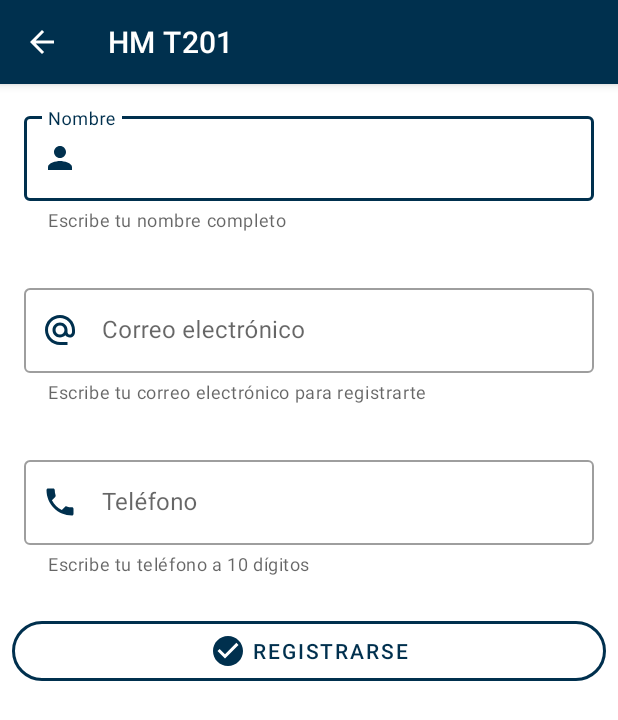
After one commit to zavaletadev/t201-dapps, an Android app: the ValidacionesActivity screen opened directly, with no data from a screen before it, on a phone screen of 412 x 824 dp. The commit adds this screen. Shown: the top 720 px of the screen. Run offline under Robolectric (Android 15) with nearby library versions, the phone set to English and light mode, and no system bars.

Commit message:
Validaciones con TextInputLayout y TextWatcher

```diff
--- a/app/src/main/AndroidManifest.xml
+++ b/app/src/main/AndroidManifest.xml
@@ -9,6 +9,9 @@
         android:roundIcon="@mipmap/ic_launcher_round"
         android:supportsRtl="true"
         android:theme="@style/Theme.HolaMundo">
+        <activity
+            android:name=".ValidacionesActivity"
+            android:exported="false" />
         <activity
             android:name=".ContenedorFragmentosActivity"
             android:exported="false" />
--- a/app/src/main/java/mx/edu/uteq/dapps/holamundo/MenuActivity.java
+++ b/app/src/main/java/mx/edu/uteq/dapps/holamundo/MenuActivity.java
@@ -22,6 +22,7 @@ public class MenuActivity extends AppCompatActivity {
     private Button btnEstilosBoton;
     private Button btnControlesSel;
     private Button btnFragmentos;
+    private Button btnValidaciones;
 
     @Override
     protected void onCreate(Bundle savedInstanceState) {
@@ -42,6 +43,7 @@ public class MenuActivity extends AppCompatActivity {
         btnEstilosBoton = findViewById(R.id.btn_estilosboton);
         btnControlesSel = findViewById(R.id.btn_controles_sel);
         btnFragmentos = findViewById(R.id.btn_fragmentos);
+        btnValidaciones = findViewById(R.id.btn_validaciones);
         /*
         Programamos el evento click del boton con id "btn_ej1"
         El evento click utiliza el método seOnClickListener y pasamos
@@ -182,5 +184,15 @@ public class MenuActivity extends AppCompatActivity {
             }
         });
 
+        //Funcione Lambda
+        btnValidaciones.setOnClickListener(view -> {
+            startActivity(
+                    new Intent(
+                            MenuActivity.this,
+                            ValidacionesActivity.class
+                    )
+            );
+        });
+
     } // termina oncreate
 } // termina la clase
--- /dev/null
+++ b/app/src/main/java/mx/edu/uteq/dapps/holamundo/ValidacionesActivity.java
@@ -0,0 +1,119 @@
+package mx.edu.uteq.dapps.holamundo;
+
+import androidx.annotation.NonNull;
+import androidx.appcompat.app.ActionBar;
+import androidx.appcompat.app.AppCompatActivity;
+import android.os.Bundle;
+import android.text.Editable;
+import android.text.TextWatcher;
+import android.view.MenuItem;
+import android.widget.Toast;
+
+import mx.edu.uteq.dapps.holamundo.databinding.ActivityValidacionesBinding;
+
+public class ValidacionesActivity extends AppCompatActivity {
+
+    private ActionBar actionBar;
+
+    /*
+    Podemos realizar una vinculación automática de los elementos de la vista
+    con los componentes del controlador
+    utilizando la librería ViewBinding
+
+    Para ello debemos activarla en la configuración del proyecto
+
+    ViewBinding se activa desde el archivo app.gradle
+
+    Binding genera una clase intermediaria entre el Controlador y la vista
+    con el nombre:
+    Activity/Fragment{NOMBRE_CLASE}Binding
+    Ejem:
+    FragmentInicioBinding
+    ActivityValidacionesBinding
+     */
+    private ActivityValidacionesBinding binding;
+
+    @Override
+    protected void onCreate(Bundle savedInstanceState) {
+        super.onCreate(savedInstanceState);
+        /*
+        Indicamos que vamos a mostrar la vista que binding
+        interprete a partir del contexto
+         */
+        binding = ActivityValidacionesBinding.inflate(getLayoutInflater());
+        setContentView(binding.getRoot());
+
+        actionBar = getSupportActionBar();
+
+        if (actionBar != null) {
+            actionBar.setDisplayHomeAsUpEnabled(true);
+        }
+
+        /*
+        Usando viewBinding YA NO ES NECESARIO LIGAR LOS COMPONENTES
+        mediante findViewById
+
+        Binding permite invocar el identificador del elemento de la vista
+         desde el controlador utilizando la definicón del ID convirtiendolo
+         a notación camello
+         VISTA              CONTROLADOR
+         btn_registro       binding.btnRegistro
+         til_nombre         binding.tilNombre
+         tiet_email         binding.tietEmail
+         */
+
+        /*
+        Validamos lo que se va escribiendo en el campo de nombre
+         */
+        binding.tietNombre.addTextChangedListener(new TextWatcher() {
+            @Override
+            public void beforeTextChanged(CharSequence charSequence, int i, int i1, int i2) { }
+            @Override
+            public void onTextChanged(CharSequence charSequence, int i, int i1, int i2) { }
+            @Override
+            public void afterTextChanged(Editable editable) {
+                /* Este método se ejecuta cada que se escribr algo */
+                validarNombre(editable.toString());
+            }
+        });
+
+        /*
+        Click del botón Registrarse
+         */
+        binding.mbValidar.setOnClickListener(view -> {
+            /*
+            Validamos a nombre
+             */
+            validarNombre(binding.tietNombre.getText().toString());
+        });
+
+    }
+
+    public boolean validarNombre(String texto) {
+        /*
+        Si el texto es menor a 5 caracteres, el nombre es inválido
+         */
+        if (texto.trim().length() < 8) {
+            // Mostramos el error en el TextInputLayout
+            binding.tilNombre.setError("Nombre inválido, agrega un nombre de 8 letras como mínimo");
+            //Quitamos el icono de error
+            binding.tilNombre.setErrorIconDrawable(null);
+            return false;
+        }
+
+        else {
+            binding.tilNombre.setErrorEnabled(false);
+            return true;
+        }
+    }
+
+    @Override
+    public boolean onOptionsItemSelected(@NonNull MenuItem item) {
+
+        if (item.getItemId() == android.R.id.home) {
+            finish();
+            return true;
+        }
+        return super.onOptionsItemSelected(item);
+    }
+}
--- /dev/null
+++ b/app/src/main/res/drawable/ic_alternate_email.xml
@@ -0,0 +1,10 @@
+<vector xmlns:android="http://schemas.android.com/apk/res/android"
+    android:width="24dp"
+    android:height="24dp"
+    android:viewportWidth="24"
+    android:viewportHeight="24"
+    android:tint="?attr/colorControlNormal">
+  <path
+      android:fillColor="@android:color/white"
+      android:pathData="M12,2C6.48,2 2,6.48 2,12s4.48,10 10,10h5v-2h-5c-4.34,0 -8,-3.66 -8,-8s3.66,-8 8,-8 8,3.66 8,8v1.43c0,0.79 -0.71,1.57 -1.5,1.57s-1.5,-0.78 -1.5,-1.57L17,12c0,-2.76 -2.24,-5 -5,-5s-5,2.24 -5,5 2.24,5 5,5c1.38,0 2.64,-0.56 3.54,-1.47 0.65,0.89 1.77,1.47 2.96,1.47 1.97,0 3.5,-1.6 3.5,-3.57L22,12c0,-5.52 -4.48,-10 -10,-10zM12,15c-1.66,0 -3,-1.34 -3,-3s1.34,-3 3,-3 3,1.34 3,3 -1.34,3 -3,3z"/>
+</vector>
--- /dev/null
+++ b/app/src/main/res/drawable/ic_check_circle.xml
@@ -0,0 +1,10 @@
+<vector xmlns:android="http://schemas.android.com/apk/res/android"
+    android:width="24dp"
+    android:height="24dp"
+    android:viewportWidth="24"
+    android:viewportHeight="24"
+    android:tint="?attr/colorControlNormal">
+  <path
+      android:fillColor="@android:color/white"
+      android:pathData="M12,2C6.48,2 2,6.48 2,12s4.48,10 10,10 10,-4.48 10,-10S17.52,2 12,2zM10,17l-5,-5 1.41,-1.41L10,14.17l7.59,-7.59L19,8l-9,9z"/>
+</vector>
--- /dev/null
+++ b/app/src/main/res/drawable/ic_local_phone.xml
@@ -0,0 +1,10 @@
+<vector xmlns:android="http://schemas.android.com/apk/res/android"
+    android:width="24dp"
+    android:height="24dp"
+    android:viewportWidth="24"
+    android:viewportHeight="24"
+    android:tint="?attr/colorControlNormal">
+  <path
+      android:fillColor="@android:color/white"
+      android:pathData="M6.62,10.79c1.44,2.83 3.76,5.14 6.59,6.59l2.2,-2.2c0.27,-0.27 0.67,-0.36 1.02,-0.24 1.12,0.37 2.33,0.57 3.57,0.57 0.55,0 1,0.45 1,1V20c0,0.55 -0.45,1 -1,1 -9.39,0 -17,-7.61 -17,-17 0,-0.55 0.45,-1 1,-1h3.5c0.55,0 1,0.45 1,1 0,1.25 0.2,2.45 0.57,3.57 0.11,0.35 0.03,0.74 -0.25,1.02l-2.2,2.2z"/>
+</vector>
--- /dev/null
+++ b/app/src/main/res/drawable/ic_person.xml
@@ -0,0 +1,10 @@
+<vector xmlns:android="http://schemas.android.com/apk/res/android"
+    android:width="24dp"
+    android:height="24dp"
+    android:viewportWidth="24"
+    android:viewportHeight="24"
+    android:tint="?attr/colorControlNormal">
+  <path
+      android:fillColor="@android:color/white"
+      android:pathData="M12,12c2.21,0 4,-1.79 4,-4s-1.79,-4 -4,-4 -4,1.79 -4,4 1.79,4 4,4zM12,14c-2.67,0 -8,1.34 -8,4v2h16v-2c0,-2.66 -5.33,-4 -8,-4z"/>
+</vector>
--- a/app/src/main/res/layout/activity_menu.xml
+++ b/app/src/main/res/layout/activity_menu.xml
@@ -88,6 +88,13 @@
                 android:layout_margin="8dp"
                 android:text="Fragmentos" />
 
+            <Button
+                android:id="@+id/btn_validaciones"
+                android:layout_width="match_parent"
+                android:layout_height="wrap_content"
+                android:layout_margin="8dp"
+                android:text="Validaciones" />
+
         </LinearLayout>
 
 </androidx.core.widget.NestedScrollView>
--- /dev/null
+++ b/app/src/main/res/layout/activity_validaciones.xml
@@ -0,0 +1,102 @@
+<?xml version="1.0" encoding="utf-8"?>
+<androidx.core.widget.NestedScrollView xmlns:android="http://schemas.android.com/apk/res/android"
+    xmlns:app="http://schemas.android.com/apk/res-auto"
+    xmlns:tools="http://schemas.android.com/tools"
+    android:layout_width="match_parent"
+    android:layout_height="match_parent"
+    tools:context=".ValidacionesActivity">
+
+    <LinearLayout
+        android:layout_width="match_parent"
+        android:layout_height="wrap_content"
+        android:orientation="vertical">
+
+<!--        Campo nombre-->
+        <com.google.android.material.textfield.TextInputLayout
+            android:id="@+id/til_nombre"
+            android:layout_margin="8dp"
+            android:padding="8dp"
+            android:layout_width="match_parent"
+            android:layout_height="wrap_content"
+            android:hint="Nombre"
+            app:helperText="Escribe tu nombre completo"
+            app:startIconDrawable="@drawable/ic_person"
+            app:endIconMode="clear_text"
+            app:startIconTint="?colorPrimary"
+            style="@style/Widget.MaterialComponents.TextInputLayout.OutlinedBox">
+
+            <com.google.android.material.textfield.TextInputEditText
+                android:id="@+id/tiet_nombre"
+                android:layout_width="match_parent"
+                android:layout_height="wrap_content"
+                android:inputType="textPersonName"
+                android:maxLength="128"/>
+
+        </com.google.android.material.textfield.TextInputLayout>
+<!--        /Campo nombre-->
+
+<!--        Correo electrónico-->
+        <com.google.android.material.textfield.TextInputLayout
+            android:id="@+id/til_email"
+            android:layout_width="match_parent"
+            android:layout_height="wrap_content"
+            android:layout_margin="8dp"
+            android:padding="8dp"
+            android:hint="Correo electrónico"
+            app:helperText="Escribe tu correo electrónico para registrarte"
+            app:startIconDrawable="@drawable/ic_alternate_email"
+            app:startIconTint="?colorPrimary"
+            app:endIconMode="clear_text"
+            style="@style/Widget.MaterialComponents.TextInputLayout.OutlinedBox">
+
+            <com.google.android.material.textfield.TextInputEditText
+                android:id="@+id/tiet_email"
+                android:layout_width="match_parent"
+                android:layout_height="wrap_content"
+                android:inputType="textEmailAddress"
+                android:maxLength="128"/>
+
+        </com.google.android.material.textfield.TextInputLayout>
+<!--        /Correo electrónico-->
+
+<!--        Teléfono-->
+        <com.google.android.material.textfield.TextInputLayout
+            android:id="@+id/til_telefono"
+            android:layout_width="match_parent"
+            android:layout_height="wrap_content"
+            android:layout_margin="8dp"
+            android:padding="8dp"
+            android:hint="Teléfono"
+            app:helperText="Escribe tu teléfono a 10 dígitos"
+            app:startIconDrawable="@drawable/ic_local_phone"
+            app:startIconTint="?colorPrimary"
+            app:endIconMode="clear_text"
+            style="@style/Widget.MaterialComponents.TextInputLayout.OutlinedBox">
+
+            <com.google.android.material.textfield.TextInputEditText
+                android:id="@+id/tiet_telefono"
+                android:layout_width="match_parent"
+                android:layout_height="wrap_content"
+                android:inputType="phone"
+                android:maxLength="10"/>
+
+        </com.google.android.material.textfield.TextInputLayout>
+<!--        /Teléfono-->
+
+        <com.google.android.material.button.MaterialButton
+            android:id="@+id/mb_validar"
+            android:layout_width="match_parent"
+            android:layout_height="wrap_content"
+            android:padding="8dp"
+            android:layout_margin="8dp"
+            android:text="Registrarse"
+            app:icon="@drawable/ic_check_circle"
+            app:iconGravity="textStart"
+            app:cornerRadius="20dp"
+            style="@style/Widget.MaterialComponents.Button.TextButton"
+            app:strokeColor="?colorPrimary"
+            app:strokeWidth="2dp"/>
+
+    </LinearLayout>
+
+</androidx.core.widget.NestedScrollView>
--- a/app/src/main/res/values-night/themes.xml
+++ b/app/src/main/res/values-night/themes.xml
@@ -2,7 +2,7 @@
     <!-- Base application theme. -->
     <style name="Theme.HolaMundo" parent="Theme.MaterialComponents.DayNight.DarkActionBar">
         <!-- Primary brand color. -->
-        <item name="colorPrimary">@color/purple_200</item>
+        <item name="colorPrimary">@color/rosa_pastel</item>
         <item name="colorPrimaryVariant">@color/purple_700</item>
         <item name="colorOnPrimary">@color/black</item>
         <!-- Secondary brand color. -->
@@ -13,4 +13,5 @@
         <item name="android:statusBarColor" tools:targetApi="l">?attr/colorPrimaryVariant</item>
         <!-- Customize your theme here. -->
     </style>
+
 </resources>
```
Also changed, not shown: app/build.gradle (+8 -0 lines).
